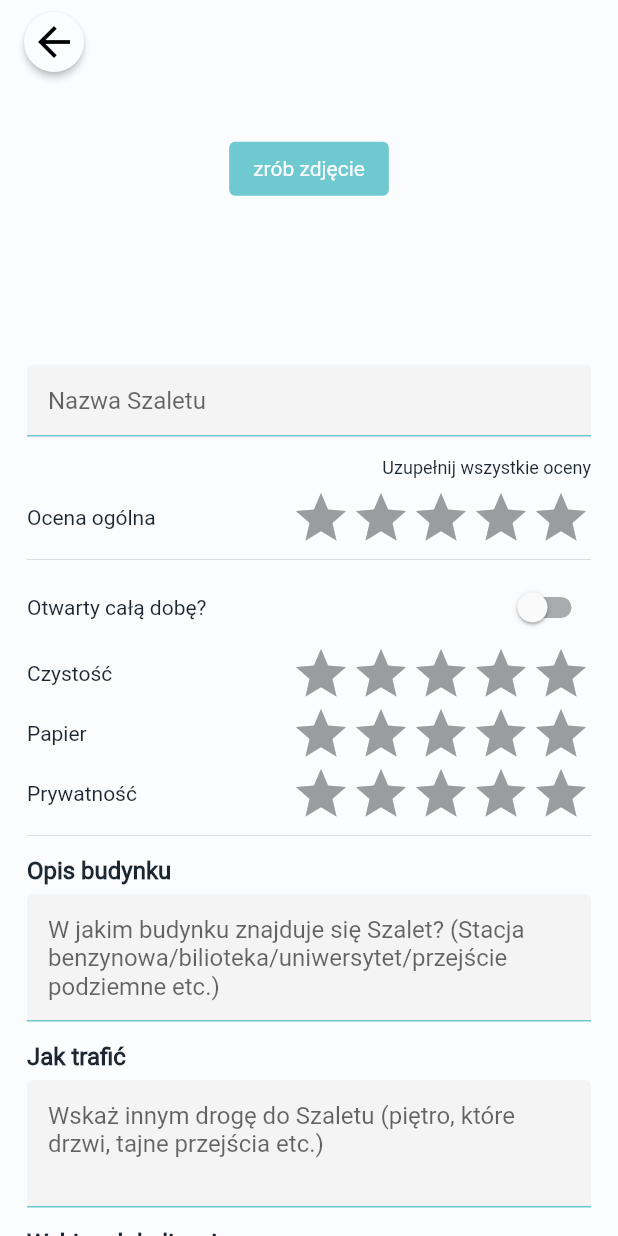
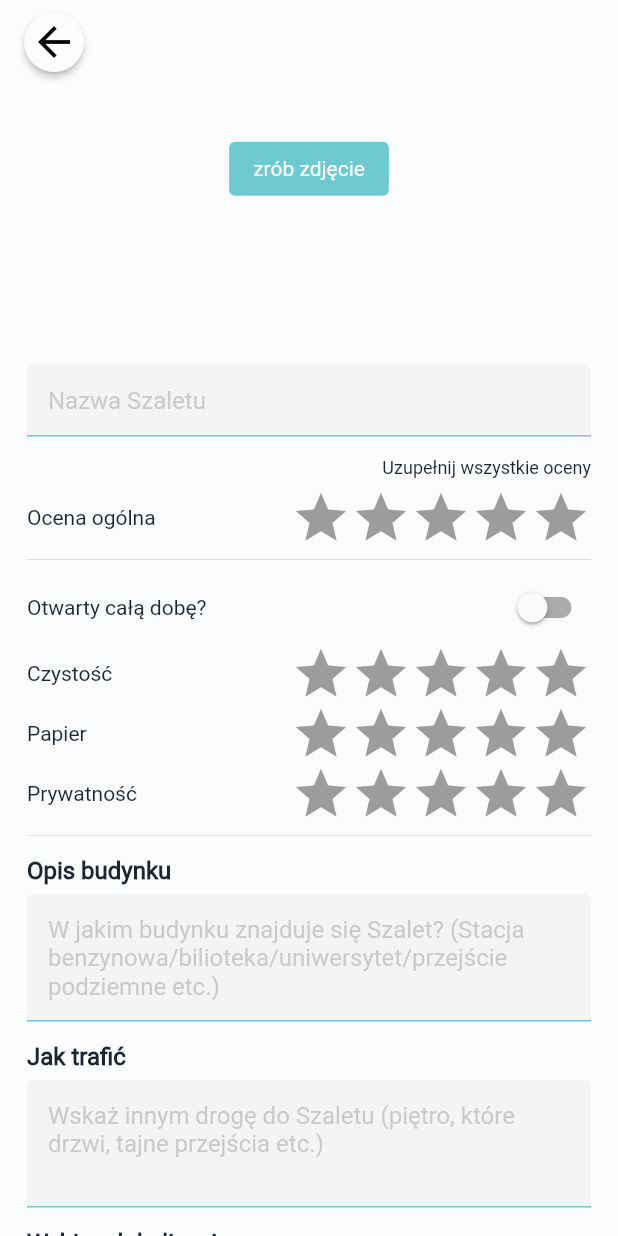
Before and after one commit to artoniaz/chalet, a Flutter app: the AddChalet screen opened directly, on a phone screen of 412 x 824 dp. Run offline on Flutter 3.47's test engine with Material 2 defaults, Android fonts, the phone set to English and light mode, and no system bars; drawn by our look-alikes of flutter_rating_bar; our stand-ins replace cached_network_image, carousel_slider, cloud_firestore, device_info_plus, dio, equatable and 20 more; missing offline and left inert: flex_color_picker, flutter_login_facebook, flutter_polyline_points, geoflutterfire, google_place; accounts and stored records are empty.

Commit message:
Changed input hint color

```diff
--- a/lib/styles/theme_data.dart
+++ b/lib/styles/theme_data.dart
@@ -10,4 +10,5 @@ ThemeData themeData() => ThemeData(
         backgroundColor: Palette.darkBlue,
       ),
       textTheme: textTheme(),
+      hintColor: Palette.grey.withOpacity(0.5),
     );
--- a/pubspec.yaml
+++ b/pubspec.yaml
@@ -15,7 +15,7 @@ publish_to: 'none' # Remove this line if you wish to publish to pub.dev
 # In iOS, build-name is used as CFBundleShortVersionString while build-number used as CFBundleVersion.
 # Read more about iOS versioning at
 # https://developer.apple.com/library/archive/documentation/General/Reference/InfoPlistKeyReference/Articles/CoreFoundationKeys.html
-version: 1.3.4
+version: 1.3.5
 
 environment:
   sdk: ">=2.12.0 <3.0.0"
```
